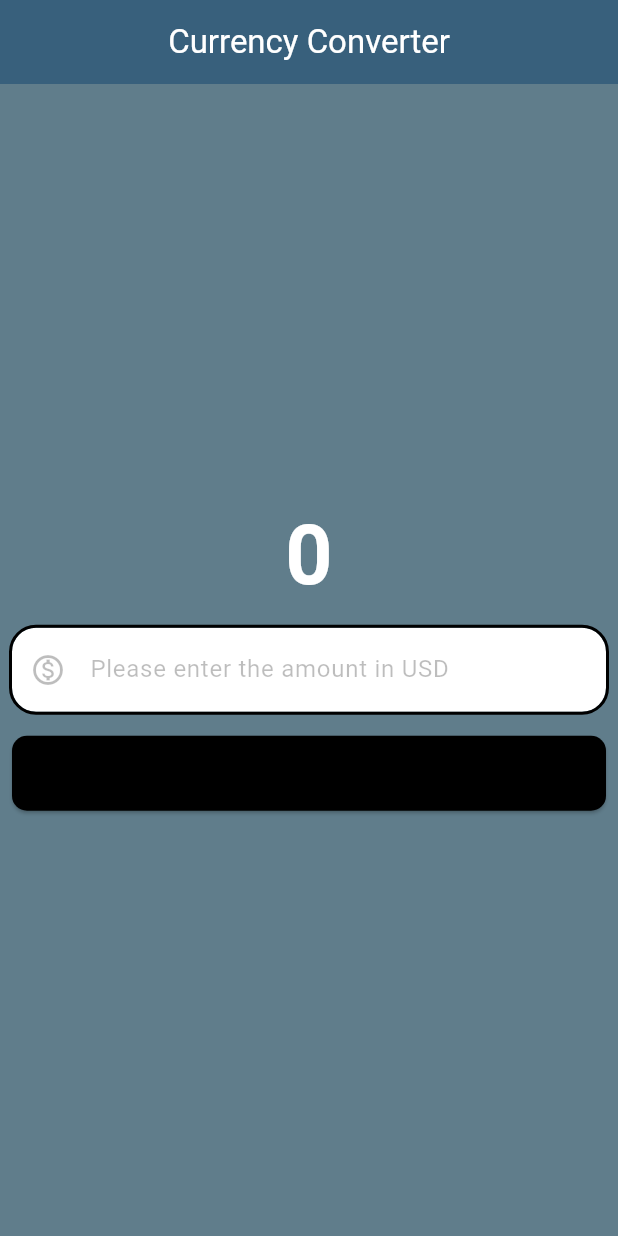
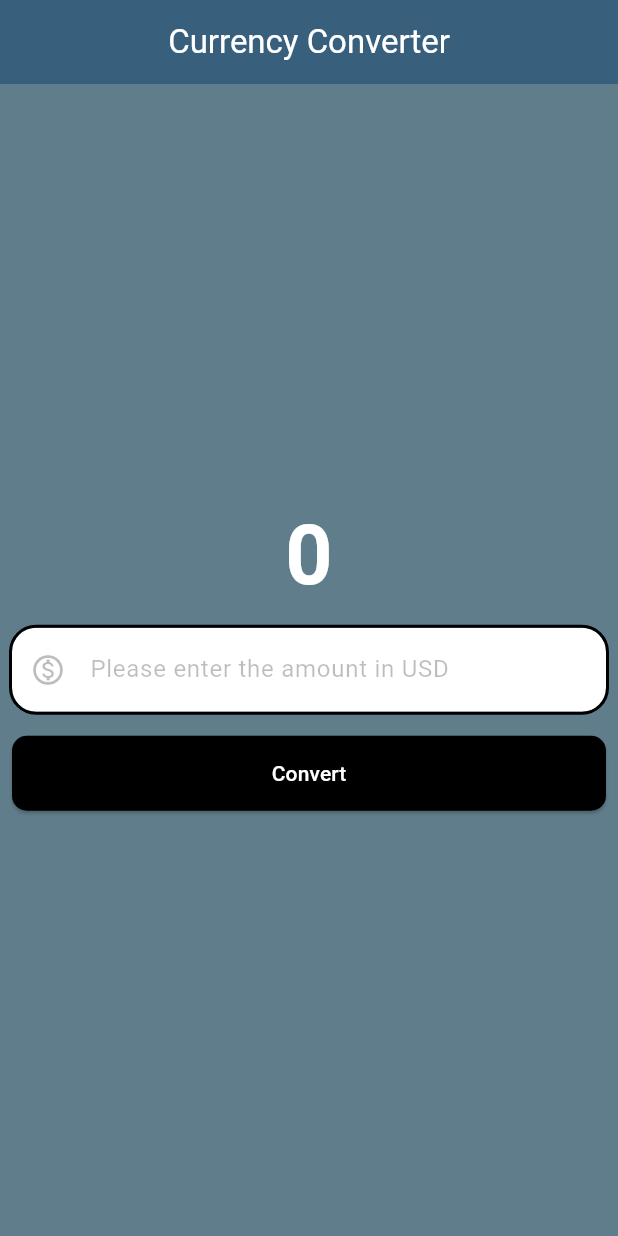
Before and after one commit to SynthiaAtieno/flutter_tutorial, a Flutter app: the screen it shows after launch, on a phone screen of 412 x 824 dp. Run offline on Flutter 3.47's test engine with Material 2 defaults, Android fonts, the phone set to English and light mode, and no system bars.

Commit message:
initial commit

```diff
--- a/lib/my_home_page.dart
+++ b/lib/my_home_page.dart
@@ -70,7 +70,10 @@ class MyHomePage extends StatelessWidget {
                         const MaterialStatePropertyAll(Colors.black),
                     shape: MaterialStatePropertyAll(RoundedRectangleBorder(
                         borderRadius: BorderRadius.circular(10)))),
-                child: const Text("Convert"),
+                child: const Text(
+                  "Convert",
+                  style: TextStyle(color: Colors.white),
+                ),
               ),
             ),
           ],
```
